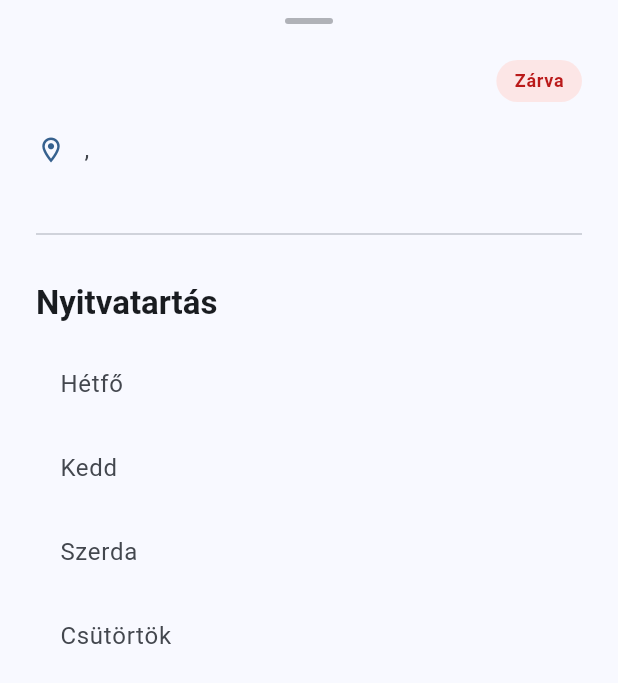
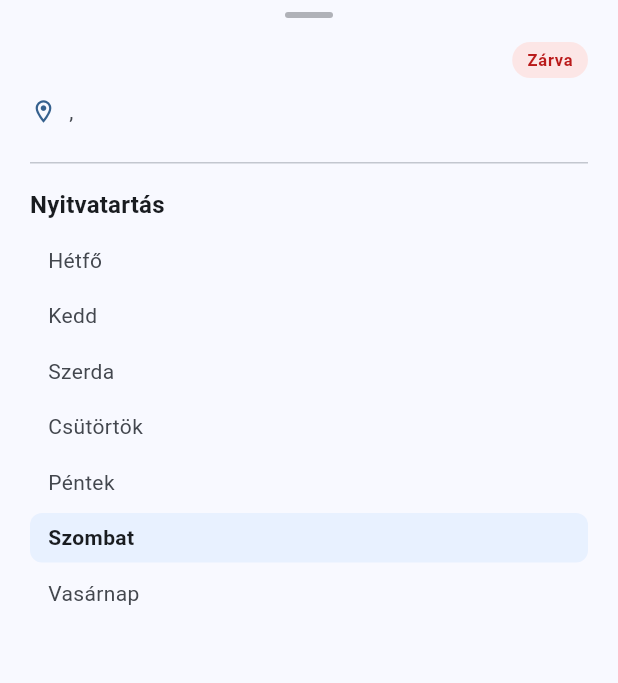
Before and after one commit to csakos1/tobacco-finder, a Flutter app: the ShopDetailsModal widget shown alone on an empty page, opened directly with empty values, on a phone screen of 412 x 824 dp. Shown: the top 683 px of the screen. Run offline on Flutter 3.47's test engine with Material 3 defaults, Android fonts, the phone set to English and light mode, and no system bars; our stand-ins replace dio, flutter_map, geolocator, latlong2.

Commit message:
UI Polish: Compact Shop Details Modal - reduce padding, font sizes and spacing to fit content without scrolling

```diff
--- a/app/lib/widgets/shop_details_modal.dart
+++ b/app/lib/widgets/shop_details_modal.dart
@@ -12,7 +12,6 @@ class ShopDetailsModal extends StatelessWidget {
 
   @override
   Widget build(BuildContext context) {
-    // Távolság számítás
     String distanceText = "Ismeretlen";
     if (myPosition != null) {
       double dist = distanceCalculator.as(
@@ -27,7 +26,7 @@ class ShopDetailsModal extends StatelessWidget {
     final textTheme = Theme.of(context).textTheme;
 
     return DraggableScrollableSheet(
-      initialChildSize: 0.55, // Kicsit kisebb indítás, hogy kényelmes legyen
+      initialChildSize: 0.60, // <--- FELJEBB VETTÜK (0.55 -> 0.60), TÖBB LÁTSZIK
       minChildSize: 0.4,
       maxChildSize: 0.95,
       expand: false,
@@ -35,22 +34,21 @@ class ShopDetailsModal extends StatelessWidget {
         return Container(
           decoration: BoxDecoration(
             color: colorScheme.surface,
-            // Material 3 szabvány: 28-as lekerekítés a felső sarkokon
             borderRadius: const BorderRadius.vertical(top: Radius.circular(28)),
           ),
           child: SingleChildScrollView(
             controller: scrollController,
-            // Nagyobb padding a széleken
-            padding: const EdgeInsets.fromLTRB(24, 12, 24, 24),
+            // KISEBB PADDING (24 helyett 16 és 20)
+            padding: const EdgeInsets.fromLTRB(20, 8, 20, 20),
             child: Column(
               crossAxisAlignment: CrossAxisAlignment.start,
               children: [
-                // --- 1. Drag Handle (A kis szürke csík) ---
+                // --- 1. Drag Handle ---
                 Center(
                   child: Container(
                     width: 32,
                     height: 4,
-                    margin: const EdgeInsets.only(bottom: 24),
+                    margin: const EdgeInsets.only(bottom: 16), // KISEBB HELY (24 -> 16)
                     decoration: BoxDecoration(
                       color: colorScheme.onSurfaceVariant.withOpacity(0.4),
                       borderRadius: BorderRadius.circular(2),
@@ -66,25 +64,25 @@ class ShopDetailsModal extends StatelessWidget {
                     Expanded(
                       child: Text(
                         shop.name,
-                        style: textTheme.headlineSmall?.copyWith(
+                        // KISEBB CÍM (HeadlineSmall -> TitleLarge)
+                        style: textTheme.titleLarge?.copyWith(
                           fontWeight: FontWeight.bold,
                           color: colorScheme.onSurface,
                         ),
                       ),
                     ),
-                    const SizedBox(width: 16),
-                    // Ugyanaz a Chip dizájn, mint a listában
+                    const SizedBox(width: 12),
                     Container(
-                      padding: const EdgeInsets.symmetric(horizontal: 12, vertical: 6),
+                      padding: const EdgeInsets.symmetric(horizontal: 10, vertical: 4), // KISEBB CHIP
                       decoration: BoxDecoration(
                         color: isOpen
                             ? Colors.green.withOpacity(0.15)
                             : colorScheme.errorContainer.withOpacity(0.6),
-                        borderRadius: BorderRadius.circular(20),
+                        borderRadius: BorderRadius.circular(16),
                       ),
                       child: Text(
                         isOpen ? "Nyitva" : "Zárva",
-                        style: textTheme.labelMedium?.copyWith(
+                        style: textTheme.labelSmall?.copyWith( // KISEBB BETŰ
                           color: isOpen ? Colors.green.shade800 : colorScheme.error,
                           fontWeight: FontWeight.bold,
                         ),
@@ -93,19 +91,19 @@ class ShopDetailsModal extends StatelessWidget {
                   ],
                 ),
 
-                const SizedBox(height: 16),
+                const SizedBox(height: 8), // KISEBB TÉRKÖZ (16 -> 8)
 
                 // --- 3. Cím információ ---
                 Row(
                   children: [
                     Icon(Icons.location_on_outlined,
-                      color: colorScheme.primary, size: 20
+                      color: colorScheme.primary, size: 18 // KISEBB IKON
                     ),
-                    const SizedBox(width: 12),
+                    const SizedBox(width: 8),
                     Expanded(
                       child: Text(
                         '${shop.city}, ${shop.address}',
-                        style: textTheme.bodyLarge?.copyWith(
+                        style: textTheme.bodyMedium?.copyWith( // BodyLarge -> BodyMedium
                           color: colorScheme.onSurfaceVariant,
                         ),
                       ),
@@ -113,29 +111,27 @@ class ShopDetailsModal extends StatelessWidget {
                   ],
                 ),
 
-                const SizedBox(height: 12),
+                const SizedBox(height: 8),
 
-                // --- 4. Távolság (Pasztell dobozban) ---
+                // --- 4. Távolság ---
                 if (distanceText != "Ismeretlen")
-                  Row(
-                    children: [
                   Container(
-                        padding: const EdgeInsets.symmetric(horizontal: 10, vertical: 6),
+                    padding: const EdgeInsets.symmetric(horizontal: 8, vertical: 4),
                     decoration: BoxDecoration(
                       color: colorScheme.secondaryContainer.withOpacity(0.5),
-                          borderRadius: BorderRadius.circular(12),
+                      borderRadius: BorderRadius.circular(8),
                     ),
                     child: Row(
                       mainAxisSize: MainAxisSize.min,
                       children: [
                         Icon(Icons.near_me_rounded,
-                              size: 16,
+                          size: 14,
                           color: colorScheme.onSecondaryContainer
                         ),
-                            const SizedBox(width: 8),
+                        const SizedBox(width: 6),
                         Text(
                           "$distanceText tőled",
-                              style: textTheme.labelLarge?.copyWith(
+                          style: textTheme.labelMedium?.copyWith(
                             color: colorScheme.onSecondaryContainer,
                             fontWeight: FontWeight.bold,
                           ),
@@ -143,21 +139,19 @@ class ShopDetailsModal extends StatelessWidget {
                       ],
                     ),
                   ),
-                    ],
-                  ),
 
-                const SizedBox(height: 24),
-                Divider(color: colorScheme.outlineVariant, thickness: 1),
-                const SizedBox(height: 24),
+                const SizedBox(height: 16), // KISEBB TÉRKÖZ (24 -> 16)
+                Divider(color: colorScheme.outlineVariant, thickness: 1, height: 1),
+                const SizedBox(height: 16),
 
                 // --- 5. Nyitvatartás lista ---
                 Text(
                   "Nyitvatartás",
-                  style: textTheme.titleLarge?.copyWith(
+                  style: textTheme.titleMedium?.copyWith( // TitleLarge -> TitleMedium
                     fontWeight: FontWeight.w600,
                   ),
                 ),
-                const SizedBox(height: 16),
+                const SizedBox(height: 8), // KISEBB TÉRKÖZ
 
                 if (shop.openingHours != null)
                   ...List.generate(7, (index) {
@@ -167,32 +161,31 @@ class ShopDetailsModal extends StatelessWidget {
                     ][index];
                     String hours = shop.openingHours![dayIndex.toString()] ?? "Zárva";
 
-                    // Mai nap kiemelése
                     bool isToday = DateTime.now().weekday == dayIndex;
 
                     return Container(
-                      padding: const EdgeInsets.symmetric(vertical: 12, horizontal: 16),
-                      margin: const EdgeInsets.only(bottom: 8),
+                      // SOKKAL VÉKONYABB SOROK (Vertical 12 -> 6)
+                      padding: const EdgeInsets.symmetric(vertical: 6, horizontal: 12),
+                      margin: const EdgeInsets.only(bottom: 4),
                       decoration: isToday
                           ? BoxDecoration(
-                              // A mai nap kap egy halvány színes hátteret
                               color: colorScheme.primaryContainer.withOpacity(0.4),
-                              borderRadius: BorderRadius.circular(16),
+                              borderRadius: BorderRadius.circular(8), // Kisebb kerekítés
                             )
-                          : null, // A többi napnak nincs háttere
+                          : null,
                       child: Row(
                         mainAxisAlignment: MainAxisAlignment.spaceBetween,
                         children: [
                           Text(
                             dayName,
-                            style: textTheme.bodyLarge?.copyWith(
+                            style: textTheme.bodyMedium?.copyWith( // Kisebb betű
                               fontWeight: isToday ? FontWeight.bold : FontWeight.normal,
                               color: isToday ? colorScheme.onSurface : colorScheme.onSurfaceVariant,
                             ),
                           ),
                           Text(
                             hours,
-                            style: textTheme.bodyLarge?.copyWith(
+                            style: textTheme.bodyMedium?.copyWith(
                               fontWeight: isToday ? FontWeight.bold : FontWeight.normal,
                               color: isToday ? colorScheme.primary : colorScheme.onSurface,
                             ),
@@ -208,13 +201,13 @@ class ShopDetailsModal extends StatelessWidget {
                       "Nincs adat a nyitvatartásról.",
                       style: TextStyle(
                         fontStyle: FontStyle.italic,
-                        color: colorScheme.onSurfaceVariant
+                        color: colorScheme.onSurfaceVariant,
+                        fontSize: 13, // Kisebb
                       ),
                     ),
                   ),
 
-                // Extra térköz az alján
-                const SizedBox(height: 40),
+                const SizedBox(height: 20),
               ],
             ),
           ),
```
Lines whose indentation alone changed are shown as unchanged.
